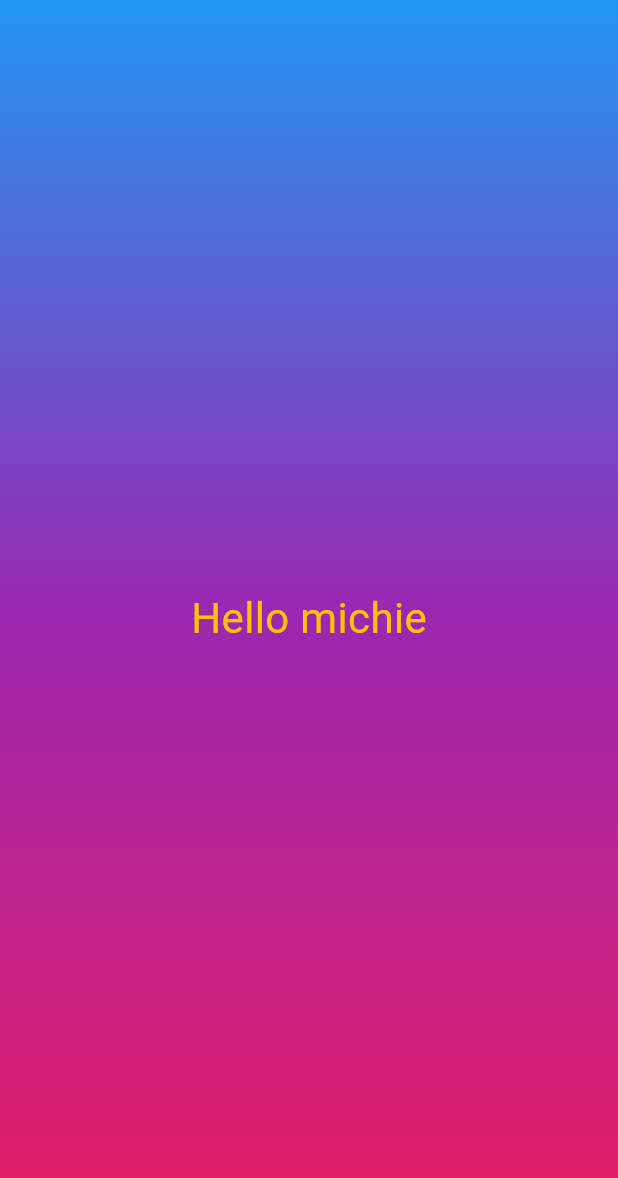
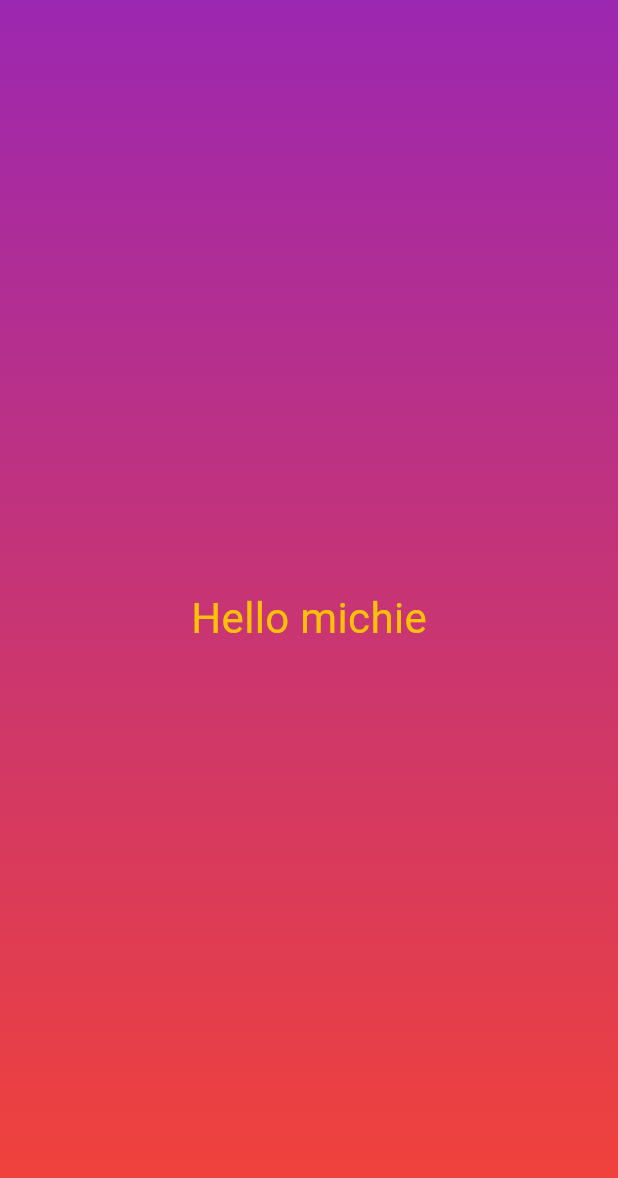
Before and after one commit to KaranKhandekar1729/Dice-Roller-App, a Flutter app: the screen it shows after launch, on a phone screen of 412 x 824 dp. Shown: the top 1178 px of the screen. Run offline on Flutter 3.47's test engine with Material 3 defaults, Android fonts, the phone set to English and light mode, and no system bars.

Commit message:
practiced widgets and constructor functions

```diff
--- a/lib/gradient_container.dart
+++ b/lib/gradient_container.dart
@@ -4,22 +4,43 @@ import 'package:first_app/styled_text.dart';
 
 const startAlignment = Alignment.topLeft;
 const endAlignment = Alignment.bottomLeft;
-// final startAlignment = getALignment();
+// final startAlignment = getAlignment();
 
 class GradientContainer extends StatelessWidget {
-  const GradientContainer({super.key});
+  // const GradientContainer(Color color1, Color color2, {super.key});
+  const GradientContainer(this.color1, this.color2, {super.key}); //shortcut dot notation
+
+  final Color color1;
+  final Color color2;
 
   @override
   Widget build(context) {
     return Container(
-      decoration: const BoxDecoration(
-        gradient: LinearGradient(colors: [
-          Colors.blue,
-          Colors.purple,
-          Colors.pink,
-        ], begin: startAlignment, end: endAlignment),
+      decoration: BoxDecoration(
+        gradient: LinearGradient(
+          colors: [color1, color2], begin: startAlignment, end: endAlignment),
       ),
       child: const Center(child: StyledText('Hello michie')),
     );
   }
 }
+
+// class GradientContainer extends StatelessWidget {
+//   const GradientContainer({super.key, required this.colors});
+
+//   final List<Color> colors;
+
+//   @override
+//   Widget build(context) {
+//     return Container(
+//       decoration: BoxDecoration(
+//         gradient: LinearGradient(
+//           colors: colors,
+//           begin: startAlignment,
+//           end: endAlignment
+//         ),
+//       ),
+//       child: const Center(child: StyledText('Hello michie')),
+//     );
+//   }
+// }
--- a/lib/main.dart
+++ b/lib/main.dart
@@ -7,7 +7,7 @@ void main() {
     const MaterialApp(
       home: Scaffold(
         // backgroundColor: Color.fromARGB(255, 191, 51, 215),
-        body: GradientContainer(),
+        body: GradientContainer(Colors.purple, Colors.red),
       ),
     ),
   );
```
